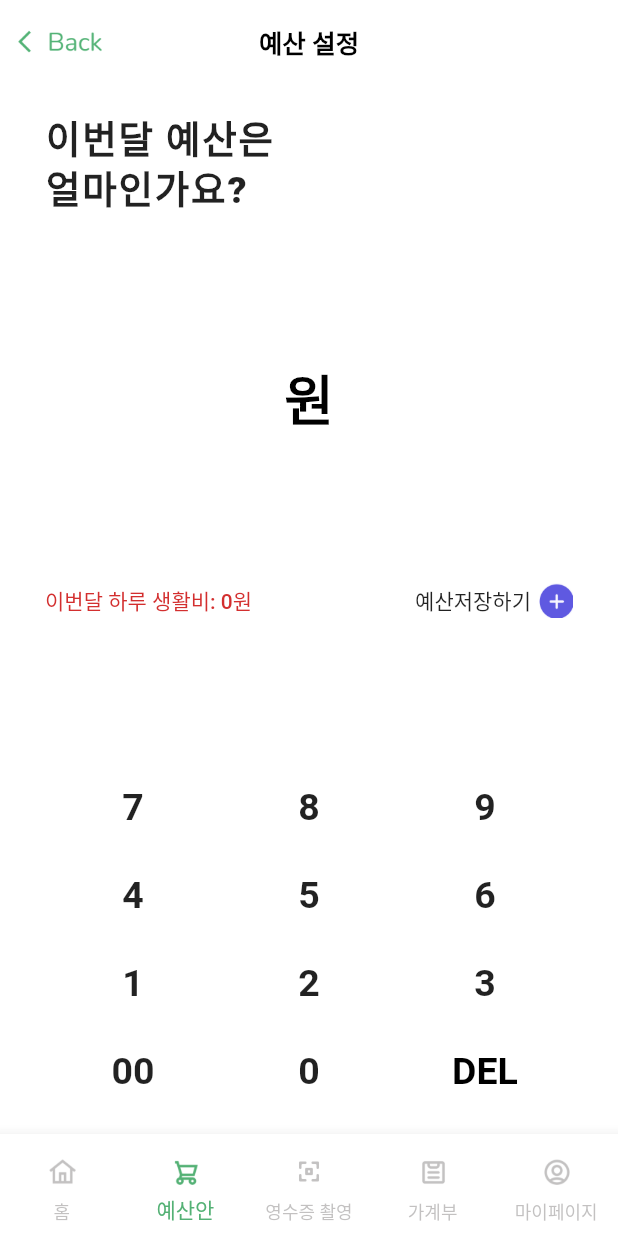
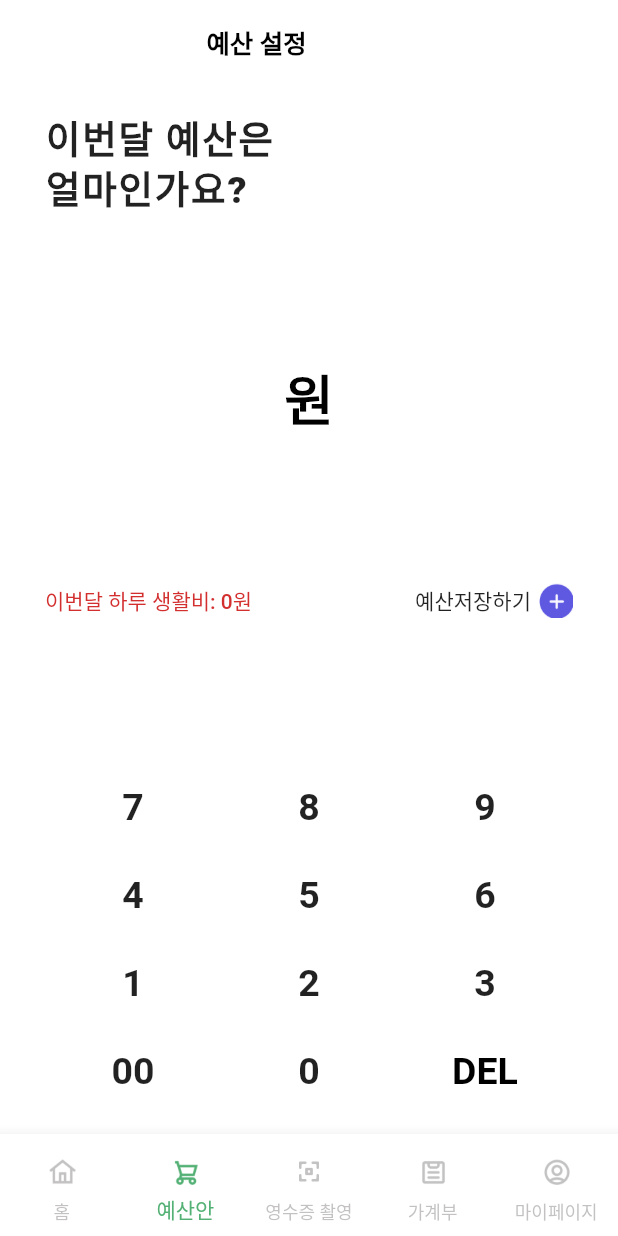
Before and after one commit to GoodZZaa/goodZZa, a Flutter app: the screen it shows after launch, item 2 of the bottom bar chosen, on a phone screen of 412 x 824 dp. Run offline on Flutter 3.47's test engine with Material 2 defaults, Android fonts, the phone set to English and light mode, and no system bars; our stand-ins replace cached_network_image, camera, dio, flutter_dotenv, fluttertoast, hive and 2 more; accounts and stored records are empty; network calls fail.

Commit message:
fix: 예산안페이지 뒤로가기 삭제

```diff
--- a/lib/pages/set_monthbudget.dart
+++ b/lib/pages/set_monthbudget.dart
@@ -44,15 +44,6 @@ class _SetMonthBudgetState extends State<SetMonthBudget> {
                 width: 70,
               )
             ],
-            leading: InkWell(
-                child: Container(
-                  margin: const EdgeInsets.only(left: 10),
-                  child: Image.asset(
-                    'assets/icons/back_icon.png',
-                    height: 25,
-                  ),
-                ),
-                onTap: () => Navigator.pop(context)),
             backgroundColor: Colors.white,
             elevation: 0.0,
             title: Row(
```
